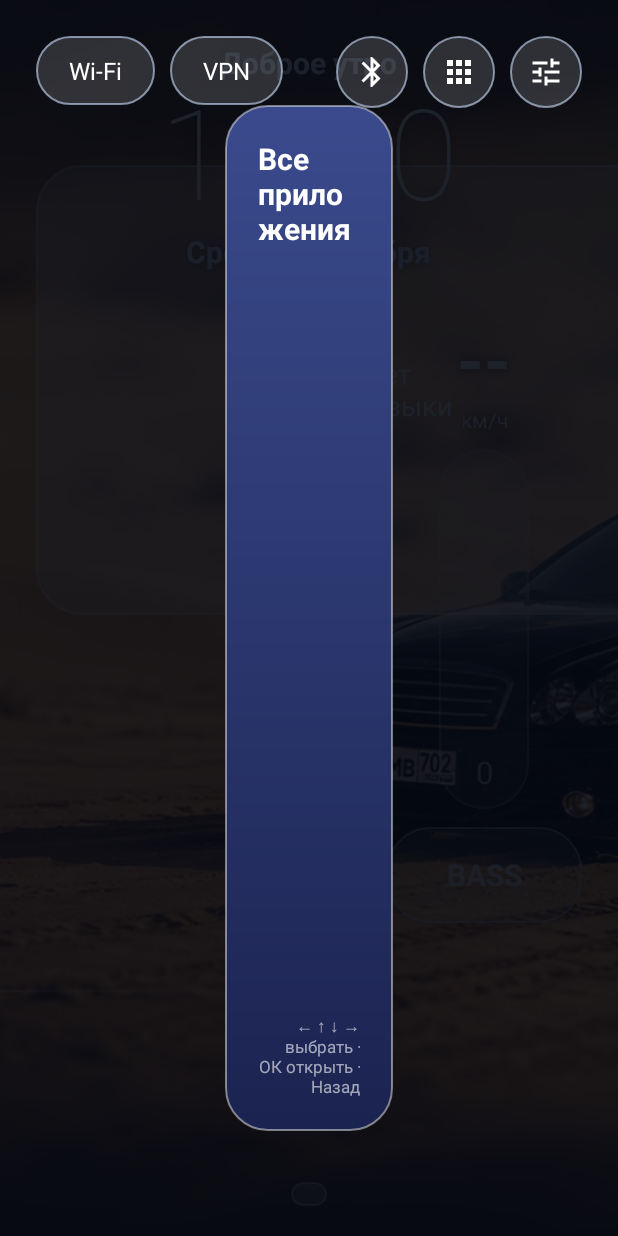
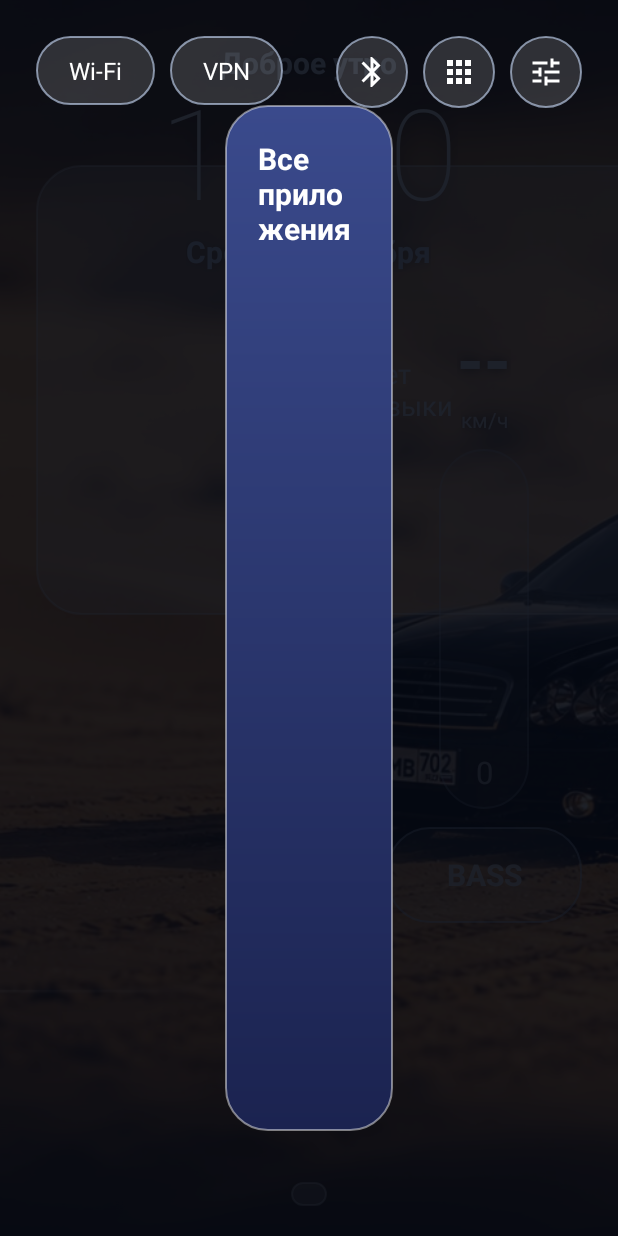
Before and after one commit to ilnurvv-gif/Simplehome, an Android app: the screen it shows after launch (MainActivity), after a tap on an icon or button, on a phone screen of 412 x 824 dp. Run offline under Robolectric (Android 15) with nearby library versions, the phone set to English and light mode, and no system bars.

Commit message:
All-apps window: touch only, remove remote hint
Co-Authored-By: Claude Sonnet 5.5 <noreply@anthropic.com>
Claude-Session: https://claude.ai/code/session_01MM6RfAKwUqWHiYHzMgsRma

```diff
--- a/app/src/main/java/local/headunit/home/MainActivity.java
+++ b/app/src/main/java/local/headunit/home/MainActivity.java
@@ -118,7 +118,7 @@ public class MainActivity extends Activity {
         findViewById(R.id.btn_bt).setOnClickListener(v -> safeStart(Settings.ACTION_BLUETOOTH_SETTINGS));
         findViewById(R.id.btn_settings).setOnClickListener(v -> safeStart(Settings.ACTION_SETTINGS));
         findViewById(R.id.btn_apps).setOnClickListener(v ->
-                { drawer.setVisibility(drawer.getVisibility() == View.VISIBLE ? View.GONE : View.VISIBLE); grid.requestFocus(); });
+                { drawer.setVisibility(drawer.getVisibility() == View.VISIBLE ? View.GONE : View.VISIBLE); });
         setupWidget();
     }
 
@@ -196,7 +196,7 @@ public class MainActivity extends Activity {
         final View root = findViewById(R.id.root);
         final View hit = findViewById(R.id.logo_hit);
         hit.setOnClickListener(v ->
-                { drawer.setVisibility(drawer.getVisibility() == View.VISIBLE ? View.GONE : View.VISIBLE); grid.requestFocus(); });
+                { drawer.setVisibility(drawer.getVisibility() == View.VISIBLE ? View.GONE : View.VISIBLE); });
         root.addOnLayoutChangeListener((v, l, t, r, b, ol, ot, or, ob) -> placeLogoHit());
     }
 
--- a/app/src/main/res/layout/activity_main.xml
+++ b/app/src/main/res/layout/activity_main.xml
@@ -233,14 +233,6 @@
                 android:stretchMode="columnWidth"
                 android:verticalSpacing="10dp" />
 
-            <TextView
-                android:layout_width="match_parent"
-                android:layout_height="wrap_content"
-                android:layout_marginTop="8dp"
-                android:gravity="end"
-                android:text="← ↑ ↓ → выбрать · ОК открыть · Назад"
-                android:textColor="#99FFFFFF"
-                android:textSize="11sp" />
         </LinearLayout>
     </FrameLayout>
 
--- a/app/src/main/res/layout/item_app.xml
+++ b/app/src/main/res/layout/item_app.xml
@@ -5,7 +5,7 @@
     android:gravity="center_horizontal"
     android:orientation="vertical"
     android:background="@drawable/tile_bg"
-    android:focusable="true"
+    android:focusable="false"
     android:minHeight="100dp"
     android:padding="10dp">
 
```
